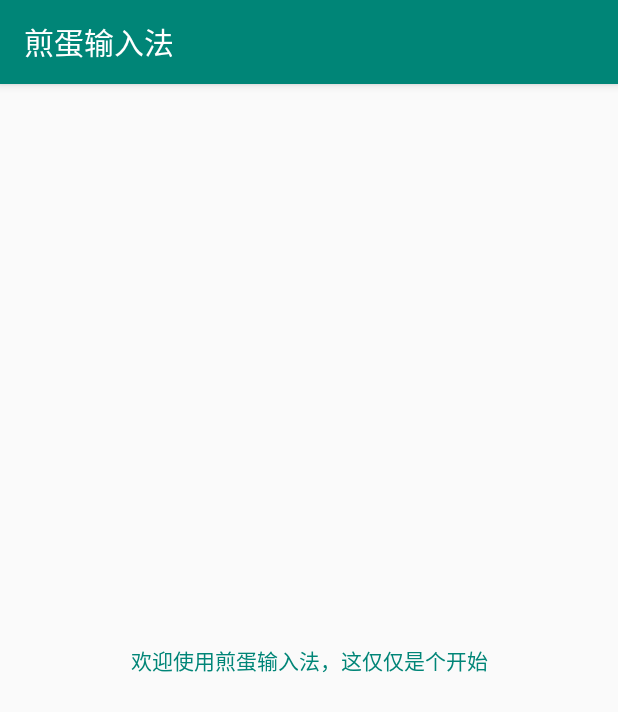
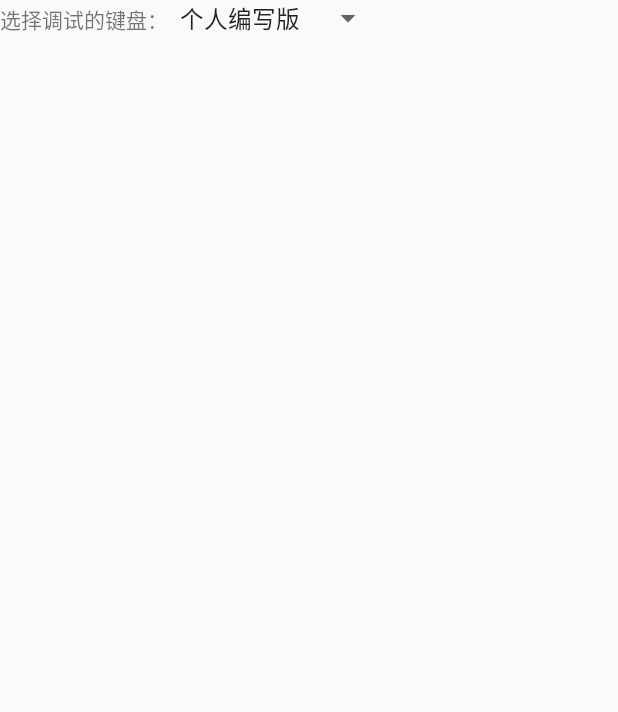
Before and after one commit to 16fengzhiyong/GraduationInputMethod, an Android app: the screen it shows after launch (MainActivity before the commit, SettingsActivity after it), on a phone screen of 412 x 824 dp. Shown: the top 712 px of the screen. Run offline under Robolectric (Android 15) with nearby library versions, the phone set to English and light mode, and no system bars.

Commit message:
无具体改动

```diff
--- a/app/src/main/java/com/nuc/omeletteinputmethod/SettingsActivity.java
+++ b/app/src/main/java/com/nuc/omeletteinputmethod/SettingsActivity.java
@@ -2,13 +2,43 @@ package com.nuc.omeletteinputmethod;
 
 import android.app.Activity;
 import android.os.Bundle;
+import android.view.View;
+import android.widget.AdapterView;
+import android.widget.ArrayAdapter;
+import android.widget.Spinner;
 
 import androidx.annotation.Nullable;
 
 public class SettingsActivity extends Activity {
+    public static boolean showMyselfkeyboard = false;
     @Override
     protected void onCreate(@Nullable Bundle savedInstanceState) {
         super.onCreate(savedInstanceState);
         setContentView(R.layout.layout_setting);
+        initView();
+    }
+    public void initView(){
+        String[] arrayStrings = new String[]{"个人编写版","系统接口板"};
+
+        ArrayAdapter<String> adapter = new ArrayAdapter<String>(this, android.R.layout.simple_spinner_item,arrayStrings);
+        adapter.setDropDownViewResource(android.R.layout.simple_spinner_item);
+
+        Spinner spinner = findViewById(R.id.switch_keyboard);
+        spinner.setOnItemSelectedListener(new SpinnerSelectedListener());
+        spinner.setAdapter(adapter);
+    }
+    //使用数组形式操作
+    class SpinnerSelectedListener implements AdapterView.OnItemSelectedListener {
+
+        public void onItemSelected(AdapterView<?> arg0, View arg1, int arg2,
+                                   long arg3) {
+            if (arg2 == 0){
+                showMyselfkeyboard = true;
+            }else showMyselfkeyboard = false;
+        }
+
+
+        public void onNothingSelected(AdapterView<?> arg0) {
+        }
     }
 }
--- /dev/null
+++ b/app/src/main/java/com/nuc/omeletteinputmethod/kernel/keyboard/Keyboardtype.java
@@ -0,0 +1,4 @@
+package com.nuc.omeletteinputmethod.kernel.keyboard;
+
+public class Keyboardtype {
+}
--- a/app/src/main/java/com/nuc/omeletteinputmethod/kernel/keyboard/Keyboard.java
+++ b/app/src/main/java/com/nuc/omeletteinputmethod/kernel/keyboard/MyKeyboard.java
@@ -1,4 +1,5 @@
 package com.nuc.omeletteinputmethod.kernel.keyboard;
 
-public class Keyboard  {
+
+public class MyKeyboard {
 }
--- /dev/null
+++ b/app/src/main/java/com/nuc/omeletteinputmethod/kernel/util/MyKeyboardUtil.java
@@ -0,0 +1,5 @@
+package com.nuc.omeletteinputmethod.kernel.util;
+
+public class MyKeyboardUtil {
+    MyKeyboardUtil myKeyboardUtil;
+}
--- a/app/src/main/java/com/nuc/omeletteinputmethod/update/OmeletteUpdate.java
+++ b/app/src/main/java/com/nuc/omeletteinputmethod/update/OmeletteUpdate.java
@@ -1,4 +1,6 @@
 package com.nuc.omeletteinputmethod.update;
+
+import android.app.Activity;
 
 public class OmeletteUpdate extends Activity {
 }
--- a/app/src/main/res/layout/activity_main.xml
+++ b/app/src/main/res/layout/activity_main.xml
@@ -7,6 +7,7 @@
     tools:context=".MainActivity">
 
     <TextView
+        android:id="@+id/tosetting"
         android:layout_width="wrap_content"
         android:layout_height="wrap_content"
         android:text="@string/HelloWorld"
--- a/app/src/main/res/layout/layout_setting.xml
+++ b/app/src/main/res/layout/layout_setting.xml
@@ -2,5 +2,21 @@
 <LinearLayout xmlns:android="http://schemas.android.com/apk/res/android"
     android:orientation="vertical" android:layout_width="match_parent"
     android:layout_height="match_parent">
-
-</LinearLayout>
+    <LinearLayout
+        android:layout_width="match_parent"
+        android:layout_height="wrap_content"
+        android:orientation="horizontal"
+        >
+        <TextView
+            android:layout_width="wrap_content"
+            android:layout_height="wrap_content"
+            android:text="选择调试的键盘："
+            />
+        <Spinner
+            android:id="@+id/switch_keyboard"
+            android:layout_width="wrap_content"
+            android:layout_height="wrap_content"
+            >
+        </Spinner>
+    </LinearLayout>
+    </LinearLayout>
```
Also changed, not shown: app/src/main/AndroidManifest.xml (+5 -3 lines), app/src/main/java/com/nuc/omeletteinputmethod/MainActivity.java (+11 -1 lines), app/src/main/java/com/nuc/omeletteinputmethod/kernel/KeyboardSwisher.java (added, +40 -0 lines), app/src/main/java/com/nuc/omeletteinputmethod/kernel/OmeletteIME.java (+24 -5 lines), app/src/main/java/com/nuc/omeletteinputmethod/kernel/keyboard/MyKeyboardParams.java (added, +7 -0 lines), app/src/main/java/com/nuc/omeletteinputmethod/kernel/keyboard/MyKeyboardView.java (renamed from app/src/main/java/com/nuc/omeletteinputmethod/kernel/keyboard/KeyboardView.java, +5 -5 lines), app/src/main/res/layout/layout_input_test.xml (added, +66 -0 lines), app/src/main/res/values/arrays.xml (added, +7 -0 lines).
